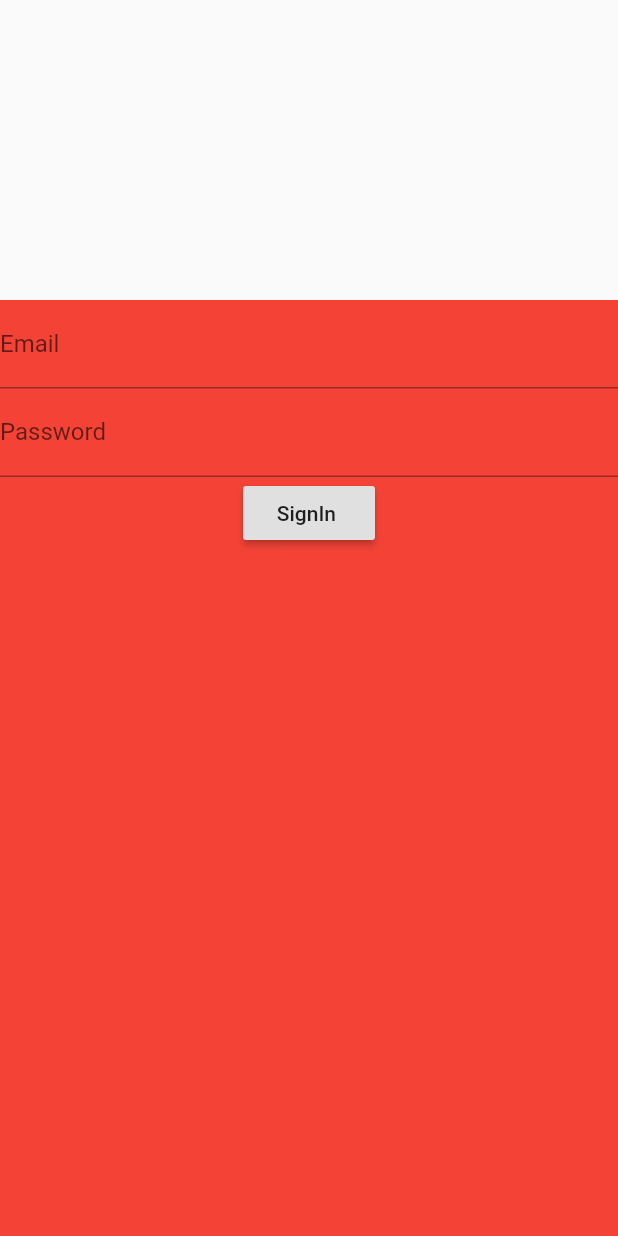
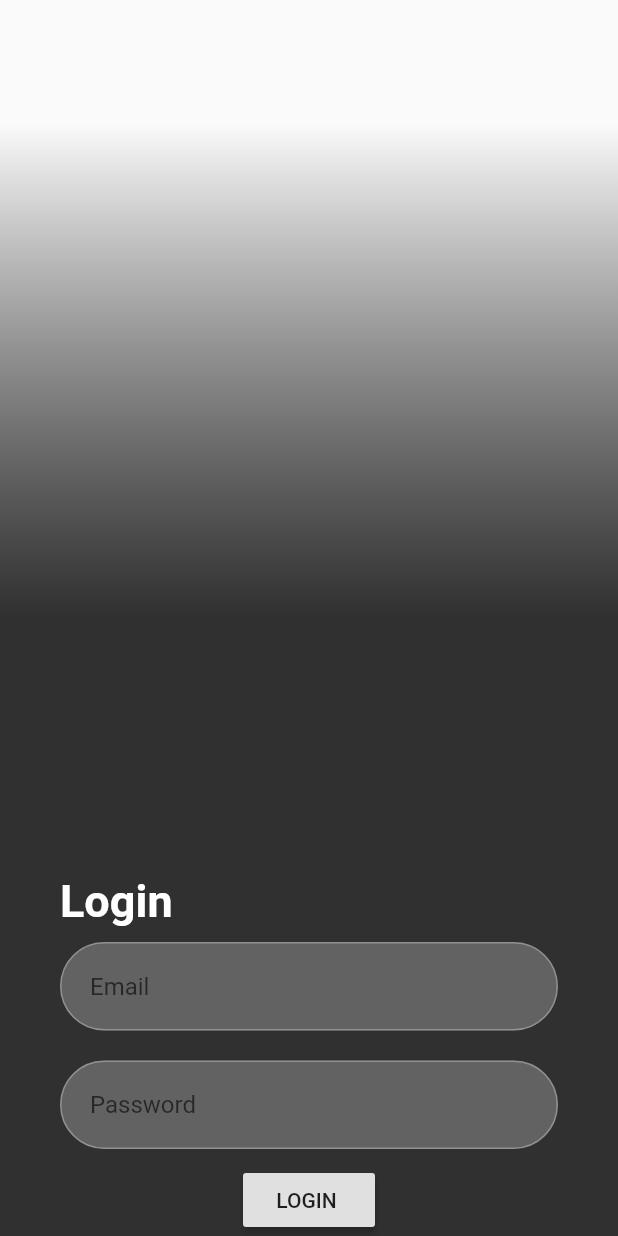
Before and after one commit to LucaSardellitti/netflixApp, a Flutter app: the screen it shows after launch, on a phone screen of 412 x 824 dp. Run offline on Flutter 3.47's test engine with Material 2 defaults, Android fonts, the phone set to English and light mode, and no system bars; our stand-ins replace firebase_auth, firebase_core; accounts and stored records are empty.

Commit message:
Design des inputs; Création des widgets design des inputs

```diff
--- a/lib/pages/signIn/widgets/widgetSignIn.dart
+++ b/lib/pages/signIn/widgets/widgetSignIn.dart
@@ -21,87 +21,56 @@ class SignInWidget extends State<SignIn> {
           Container(
             width: MediaQuery.of(context).size.width,
             height: MediaQuery.of(context).size.height,
-            margin: EdgeInsets.only(top:200.0),
-            color: Colors.red,
+            padding: EdgeInsets.only(right: 40.0, left: 40.0),
+
+            // Background Gradient
+            decoration: BoxDecoration(
+              gradient: LinearGradient(
+                begin: Alignment.topCenter,
+                end: Alignment.bottomCenter,
+                stops: [0.1, 0.5],
+                colors: [Colors.transparent, Colors.grey[850]]
+                )
+            ),
             child:
               Form(
                 key: _formKey,
                 child:
 
                   Column(
+                    // crossAxisAlignment: CrossAxisAlignment.center,
+                    // mainAxisSize: MainAxisSize.max,
+                    mainAxisAlignment: MainAxisAlignment.end,
                     children: <Widget>[
-                      //Input Email
-                      TextFormField(
-                        validator: (input) {
-                          if(input.isEmpty){
-                            return "Please type an email";
-                          }
-                        },
-                        onSaved: (input) => _email = input,
-                        decoration: InputDecoration(
-                          labelText: 'Email'
+
+                      //Titre
+                      Align(
+                        alignment: Alignment.topLeft,
+                        child:
+                          Text(
+                          "Login",
+                          style: TextStyle(
+                            fontWeight: FontWeight.bold,
+                            color: Colors.white,
+                            fontSize: 30.0,
+                          ),
                         ),
                       ),
 
-                      //Input Password
-                      TextFormField(
-                        validator: (input) {
-                          if(input.length < 6){
-                            return "Your password needs 6 characters";
-                          }
-                        },
-                        onSaved: (input) => _password = input,
-                        decoration: InputDecoration(
-                          labelText: 'Password'
-                        ),
-                        obscureText: true,//Cache le password
-                      ),
+
+                      //Input Email
+                      InputForm("Email", false),
+                      InputForm("Password", true),
 
                       //Button
                       RaisedButton(
                         onPressed: signIn,
-                        child: Text("SignIn "),
+                        child: Text("LOGIN "),
                         )
                     ]
                   ),
 
               )
-
-
-
-
-
-
-
-
-
-
-
-
-              // Column(
-              //   children: [
-
-              //     Container(
-              //         width: MediaQuery.of(context).size.width,
-              //         margin: const EdgeInsets.only(top: 180.0),
-              //         color: Colors.orange,
-              //         child: Text("Login"),
-              //       ),
-
-              //       Container(
-              //         width: MediaQuery.of(context).size.width,
-              //         color: Colors.yellow,
-              //         child: Text("Login"),
-              //       ),
-
-              //       Container(
-              //         width: MediaQuery.of(context).size.width,
-              //         color: Colors.blue,
-              //         child: Text("Button"),
-              //       )
-              //   ],
-              // )
-
           )
 
         ],
@@ -142,5 +111,79 @@ class SignInWidget extends State<SignIn> {
     }
   }
 
+}
 
+//Widget Design Input
+class InputForm extends StatelessWidget{
+  String type;
+  final obscureText;
+
+  InputForm(this.type, this.obscureText);
+
+  @override
+  Widget build (BuildContext context){
+
+    //Input Email
+    return new
+    Container(
+      padding: EdgeInsets.only(top:10.0, bottom: 10.0),
+      child:
+        TextFormField(
+          obscureText: obscureText,//Cache le password
+          cursorColor: Colors.white,
+          style: TextStyle(color: Colors.white),
+          validator: (input) {
+            if(type == "Email"){
+              if(input.isEmpty){
+                return "Please type an email";
+              }
+            }
+            else if(type == "Password"){
+              if(input.length < 6){
+                return "Your password needs 6 characters";
+              }
+            }
+            return null;
+          },
+          onSaved: (input) => type = input,
+          decoration: InputDecoration(
+            hintText: "$type",
+            filled: true,
+            fillColor: Colors.white24,
+            focusColor: Colors.white,
+            hoverColor: Colors.white,
+            contentPadding: const EdgeInsets.all(20.0),
+
+            enabledBorder: OutlineInputBorder(
+              borderSide: BorderSide(
+                color: Colors.white30,
+              ),
+              borderRadius: BorderRadius.circular(30),
+            ),
+
+            disabledBorder: InputBorder.none,
+            errorBorder:  OutlineInputBorder(
+              borderSide: BorderSide(
+                color: Colors.white30,
+              ),
+              borderRadius: BorderRadius.circular(30),
+            ),
+
+            focusedBorder: OutlineInputBorder(
+              borderSide: BorderSide(
+                color: Colors.white30,
+              ),
+              borderRadius: BorderRadius.circular(30),
+            ),
+
+            focusedErrorBorder:  OutlineInputBorder(
+              borderSide: BorderSide(
+                color: Colors.white30,
+              ),
+              borderRadius: BorderRadius.circular(30),
+            ),
+          ),
+        ),
+    );
+  }
 }
```
